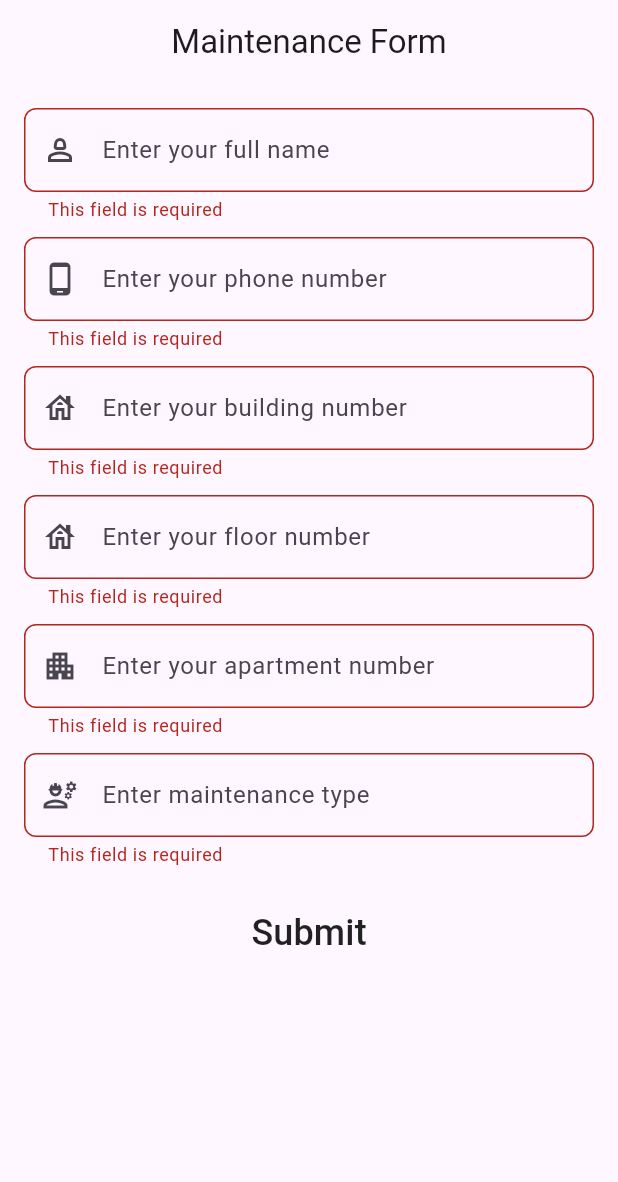
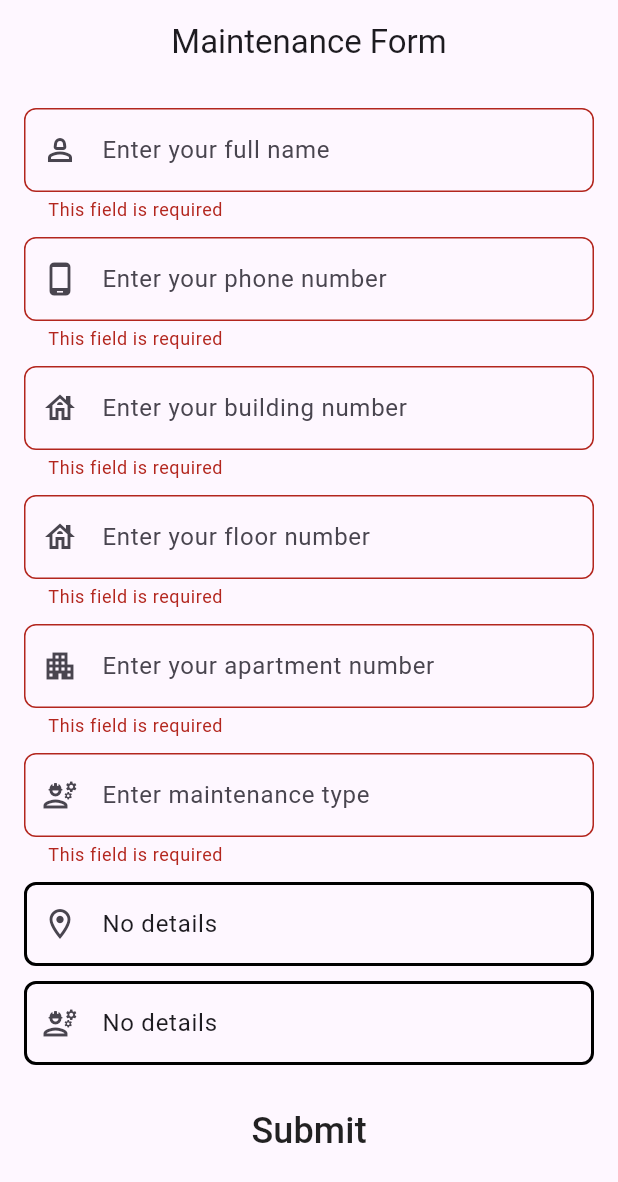
Before and after one commit to Peter-Awod/Maintenance-App, a Flutter app: the screen it shows after launch, after a tap on "Submit", on a phone screen of 412 x 824 dp. Shown: the top 1182 px of the screen. Run offline on Flutter 3.47's test engine with Material 3 defaults, Android fonts, the phone set to English and light mode, and no system bars; our stand-ins replace bloc, cloud_firestore, firebase_core, flutter_bloc; accounts and stored records are empty.

Commit message:
add address details and maintenance details

```diff
--- a/lib/cubit/submit_maintenance_form_cubit.dart
+++ b/lib/cubit/submit_maintenance_form_cubit.dart
@@ -4,10 +4,10 @@ import 'package:flutter_bloc/flutter_bloc.dart';
 import 'package:maintenance_app/cubit/submit_maintenance_form_states.dart';
 import 'package:maintenance_app/models/form_model.dart';
 
-class SubmitFormCubit extends Cubit<SubmitMaintenanceFormStates> {
-  SubmitFormCubit() : super(SubmitFormInitialState());
+class SubmitMaintenanceFormCubit extends Cubit<SubmitMaintenanceFormStates> {
+  SubmitMaintenanceFormCubit() : super(SubmitFormInitialState());
 
-  static SubmitFormCubit get(context) => BlocProvider.of(context);
+  static SubmitMaintenanceFormCubit get(context) => BlocProvider.of(context);
 
   submitForm(FormModel formModel) {
     emit(SubmitFormLoadingState());
@@ -22,7 +22,7 @@ class SubmitFormCubit extends Cubit<SubmitMaintenanceFormStates> {
       if (kDebugMode) {
         print('Submit form error state ==  ${error.toString()}');
       }
-      emit(SubmitFormFailureState(error: error));
+      emit(SubmitFormFailureState(error: error.toString()));
     });
   }
 }
--- a/lib/maintenance_form.dart
+++ b/lib/maintenance_form.dart
@@ -23,18 +23,25 @@ class _MaintenanceFormState extends State<MaintenanceForm> {
   var floorNumberController = TextEditingController();
   var apartmentNumberController = TextEditingController();
   var maintenanceTypeController = TextEditingController();
+  var addressDetailsController = TextEditingController();
+  var maintenanceDetailsController = TextEditingController();
 
-  String? name, mobileNumber, maintenanceType, buildingNumber, floorNumber,
+  String? name,
+      mobileNumber,
+      maintenanceType,
+      buildingNumber,
+      floorNumber,
       apartmentNumber;
 
   @override
   Widget build(BuildContext context) {
     return BlocProvider(
-      create: (context) => SubmitFormCubit(),
-      child: BlocConsumer<SubmitFormCubit, SubmitMaintenanceFormStates>(
+      create: (context) => SubmitMaintenanceFormCubit(),
+      child:
+          BlocConsumer<SubmitMaintenanceFormCubit, SubmitMaintenanceFormStates>(
         listener: (context, state) {},
         builder: (context, state) {
-          SubmitFormCubit formCubit = BlocProvider.of(context);
+          SubmitMaintenanceFormCubit formCubit = BlocProvider.of(context);
           return Scaffold(
             appBar: AppBar(
               title: const Text('Maintenance Form'),
@@ -81,7 +88,7 @@ class _MaintenanceFormState extends State<MaintenanceForm> {
                         prefixIcon: const Icon(Icons.house_outlined),
                         keyboardType: TextInputType.number,
                         onSaved: (value) {
-                          buildingNumber = value !;
+                          buildingNumber = value!;
                         },
                       ),
                       const SizedBox(
@@ -93,7 +100,7 @@ class _MaintenanceFormState extends State<MaintenanceForm> {
                         prefixIcon: const Icon(Icons.house_outlined),
                         keyboardType: TextInputType.number,
                         onSaved: (value) {
-                          floorNumber = value !;
+                          floorNumber = value!;
                         },
                       ),
                       const SizedBox(
@@ -105,7 +112,7 @@ class _MaintenanceFormState extends State<MaintenanceForm> {
                         prefixIcon: const Icon(Icons.apartment_outlined),
                         keyboardType: TextInputType.number,
                         onSaved: (value) {
-                          apartmentNumber = value !;
+                          apartmentNumber = value!;
                         },
                       ),
                       const SizedBox(
@@ -121,10 +128,44 @@ class _MaintenanceFormState extends State<MaintenanceForm> {
                         },
                       ),
                       const SizedBox(
+                        height: 10,
+                      ),
+                      CustomTextFormField(
+                        textEditingController: addressDetailsController,
+                        hintText: 'Add more details about address',
+                        prefixIcon: const Icon(Icons.location_on_outlined),
+                        keyboardType: TextInputType.text,
+                        onSaved: (value) {
+                          maintenanceType = value!;
+                        },
+                      ),
+                      const SizedBox(
+                        height: 10,
+                      ),
+                      CustomTextFormField(
+                        textEditingController: maintenanceDetailsController,
+                        hintText:
+                            'Add more details about your maintenance request',
+                        prefixIcon: const Icon(Icons.engineering_outlined),
+                        keyboardType: TextInputType.text,
+                        onSaved: (value) {
+                          maintenanceType = value!;
+                        },
+                      ),
+                      const SizedBox(
                         height: 20,
                       ),
                       MaterialButton(
                         onPressed: () {
+                          if (addressDetailsController.text == null ||
+                              addressDetailsController.text.isEmpty) {
+                            addressDetailsController.text = 'No details';
+                          }
+                          if (maintenanceDetailsController.text == null ||
+                              maintenanceDetailsController.text.isEmpty) {
+                            maintenanceDetailsController.text = 'No details';
+                          }
+
                           if (formKey.currentState!.validate()) {
                             formKey.currentState!.save();
                             var formModel = FormModel(
@@ -135,10 +176,11 @@ class _MaintenanceFormState extends State<MaintenanceForm> {
                                 buildingNo: buildingNumberController.text,
                                 floorNo: floorNumberController.text,
                                 apartmentNo: apartmentNumberController.text,
-                            );
+                                addressDetails: addressDetailsController.text,
+                                maintenanceDetails:
+                                    maintenanceDetailsController.text);
                             formCubit.submitForm(formModel);
-                          }
-                          else {
+                          } else {
                             autovalidateMode = AutovalidateMode.always;
                           }
                         },
--- a/lib/models/form_model.dart
+++ b/lib/models/form_model.dart
@@ -6,6 +6,8 @@ class FormModel {
   final String buildingNo;
   final String floorNo;
   final String apartmentNo;
+  String? addressDetails;
+  String? maintenanceDetails;
 
   FormModel({
     required this.formId,
@@ -15,6 +17,8 @@ class FormModel {
     required this.buildingNo,
     required this.floorNo,
     required this.apartmentNo,
+    required this.addressDetails,
+    required this.maintenanceDetails,
   });
 
   factory FormModel.fromJson(Map<String, dynamic> json) {
@@ -26,6 +30,8 @@ class FormModel {
       buildingNo: json['buildingNo'],
       floorNo: json['floorNo'],
       apartmentNo: json['apartmentNo'],
+      addressDetails: json['addressDetails'],
+      maintenanceDetails: json['maintenanceDetails'],
     );
   }
 
@@ -38,6 +44,8 @@ class FormModel {
       'buildingNo': buildingNo,
       'floorNo': floorNo,
       'apartmentNo': apartmentNo,
+      'addressDetails': addressDetails,
+      'maintenanceDetails': maintenanceDetails,
     };
   }
 }
```
Lines whose indentation alone changed are shown as unchanged.
